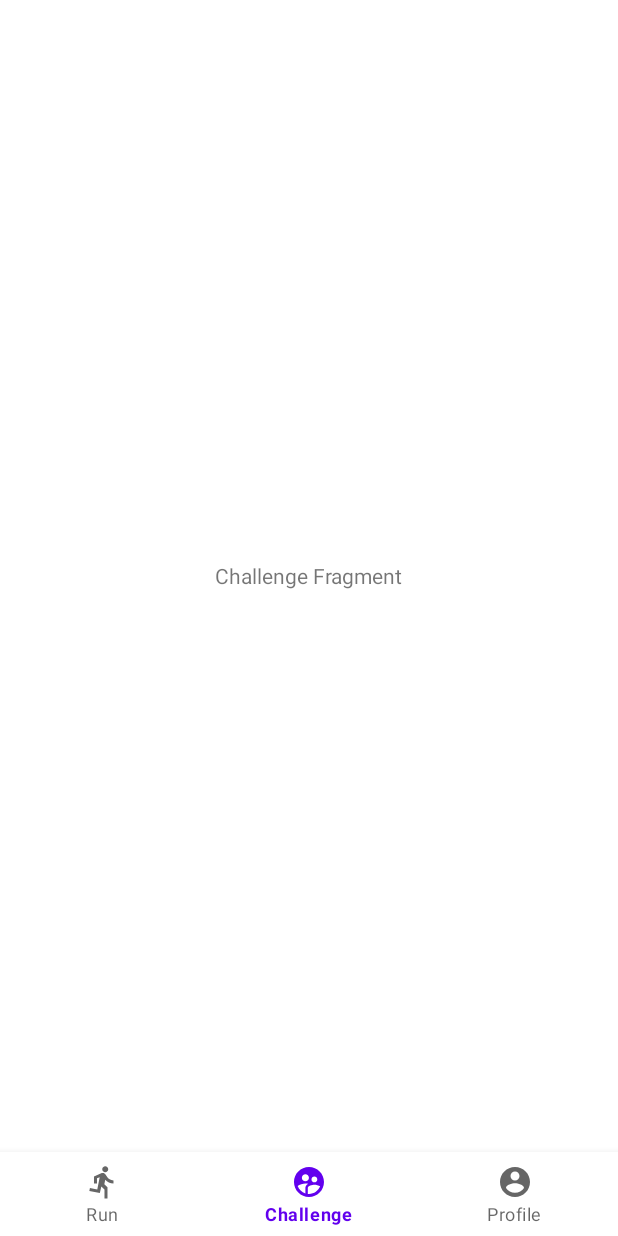
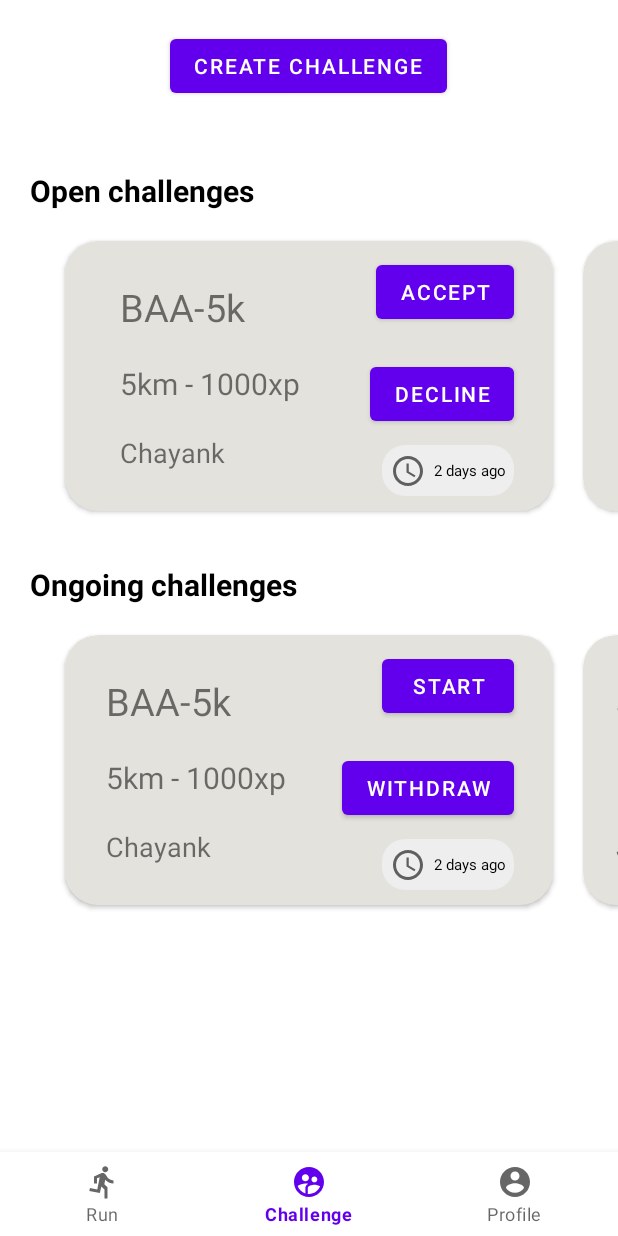
Before and after one commit to sheth-de/BurnIt, an Android app: the screen it shows after launch once a user with an empty profile is signed in (MainActivity), item 2 of the bottom bar chosen, on a phone screen of 412 x 824 dp. Run offline under Robolectric (Android 15) with nearby library versions, the phone set to English and light mode, and no system bars; our stand-ins replace Firebase (no records; nobody signed in at launch, a user with empty details on screens opened directly).

Commit message:
Challenge screen completed

```diff
--- /dev/null
+++ b/app/src/main/java/com/example/projectteam23mobiledev/Adapters/ChallengeCardAdapter.java
@@ -0,0 +1,104 @@
+package com.example.projectteam23mobiledev.Adapters;
+
+import android.content.Context;
+import android.view.LayoutInflater;
+import android.view.View;
+import android.view.ViewGroup;
+import android.widget.Button;
+import android.widget.TextView;
+import android.widget.Toast;
+
+import androidx.annotation.NonNull;
+import androidx.viewpager.widget.PagerAdapter;
+
+import com.example.projectteam23mobiledev.ChallengeFragment;
+import com.example.projectteam23mobiledev.Models.ChallengeCardModel;
+import com.example.projectteam23mobiledev.R;
+
+import java.util.ArrayList;
+
+public class ChallengeCardAdapter extends PagerAdapter {
+    //private Context context;
+    private ArrayList<ChallengeCardModel> modelArrayList;
+    private boolean isOpen;
+
+    public ChallengeCardAdapter(ChallengeFragment context, ArrayList<ChallengeCardModel> modelArrayList, boolean isOpen) {
+        //this.context = context;
+        this.isOpen = isOpen;
+        this.modelArrayList = modelArrayList;
+    }
+
+    @Override
+    public int getCount() {
+        return modelArrayList.size();
+    }
+
+    @Override
+    public boolean isViewFromObject(@NonNull View view, @NonNull Object object) {
+        return view.equals(object);
+    }
+
+    @NonNull
+    @Override
+    public Object instantiateItem(@NonNull ViewGroup container, int position) {
+
+        //inlate layout card_item
+        System.out.println(container);
+        View view;
+        if( isOpen) {
+            view = LayoutInflater.from(container.getContext()).inflate(R.layout.open_challenge_card_item, container, false);
+        } else {
+            view = LayoutInflater.from(container.getContext()).inflate(R.layout.ongoing_challenge_card_item, container, false);
+        }
+
+        //initialize the uid views
+        TextView ch_title = view.findViewById(R.id.txt_ch_title);
+        TextView ch_details = view.findViewById(R.id.txt_ch_details);
+        TextView ch_createdBy = view.findViewById(R.id.txt_ch_createdby);
+        TextView ch_time = view.findViewById(R.id.txt_ch_time);
+        Button btn_accpt = view.findViewById(R.id.btn_accpt);
+        Button btn_decline = view.findViewById(R.id.btn_decline);
+
+        //get data
+        ChallengeCardModel challengeCardModel = modelArrayList.get(position);
+        final String title = challengeCardModel.getTitle();
+        final String details = challengeCardModel.getDetails();
+        final String createdBy = challengeCardModel.getCreated_by();
+        final String time = challengeCardModel.getDate();
+
+
+        //set data
+        ch_title.setText(title);
+        ch_details.setText(details);
+        ch_createdBy.setText(createdBy);
+        ch_time.setText(time);
+
+        // handle accept click
+        btn_accpt.setOnClickListener(new View.OnClickListener() {
+            @Override
+            public void onClick(View view) {
+               // Toast.makeText(context, "Accepted challenge", Toast.LENGTH_SHORT).show();
+            }
+        });
+
+
+        //handle decline click
+        btn_decline.setOnClickListener(new View.OnClickListener() {
+            @Override
+            public void onClick(View view) {
+                //Toast.makeText(context, "Declined challenge", Toast.LENGTH_SHORT).show();
+            }
+        });
+
+
+        //add view to container
+        container.addView(view, position);
+
+        return view;
+    }
+
+    @Override
+    public void destroyItem(@NonNull ViewGroup container, int position, @NonNull Object object) {
+        container.removeView((View) object);
+    }
+}
--- a/app/src/main/java/com/example/projectteam23mobiledev/ChallengeFragment.java
+++ b/app/src/main/java/com/example/projectteam23mobiledev/ChallengeFragment.java
@@ -3,17 +3,86 @@ package com.example.projectteam23mobiledev;
 import android.os.Bundle;
 
 import androidx.fragment.app.Fragment;
+import androidx.viewpager.widget.ViewPager;
 
 import android.view.LayoutInflater;
 import android.view.View;
 import android.view.ViewGroup;
 
+import com.example.projectteam23mobiledev.Adapters.ChallengeCardAdapter;
+import com.example.projectteam23mobiledev.Models.ChallengeCardModel;
+
+import java.util.ArrayList;
+
 public class ChallengeFragment extends Fragment {
+
+    private ViewPager openChViewPager;
+    private ViewPager ongoingChViewPager;
+    private ArrayList<ChallengeCardModel> modelArrayList;
+    private ArrayList<ChallengeCardModel> ongoingModelArrayList;
+    private ChallengeCardAdapter challengeCardAdapter;
+    private ChallengeCardAdapter onGoingChallengeCardAdapter;
 
     @Override
     public View onCreateView(LayoutInflater inflater, ViewGroup container,
                              Bundle savedInstanceState) {
-        // Inflate the layout for this fragment
-        return inflater.inflate(R.layout.fragment_challenge, container, false);
+
+        View view = inflater.inflate(R.layout.fragment_challenge, container, false);
+
+
+        openChViewPager = view.findViewById(R.id.vp_open_ch);
+        loadOpenCards();
+        openChViewPager.addOnPageChangeListener(new ViewPager.OnPageChangeListener() {
+            @Override
+            public void onPageScrolled(int position, float positionOffset, int positionOffsetPixels) {
+
+            }
+
+            @Override
+            public void onPageSelected(int position) {
+
+            }
+
+            @Override
+            public void onPageScrollStateChanged(int state) {
+
+            }
+        });
+
+
+        ongoingChViewPager = view.findViewById(R.id.vp_ongoing_ch);
+        loadOngoingCards();
+
+        return view;
+    }
+
+    private void loadOngoingCards() {
+        ongoingModelArrayList = new ArrayList<>();
+
+        ongoingModelArrayList.add(new ChallengeCardModel("BAA-5k","5km - 1000xp", "2 days ago", "Chayank"));
+        ongoingModelArrayList.add(new ChallengeCardModel("SAA-10k","10km - 1000xp", "2 days ago", "John"));
+        ongoingModelArrayList.add(new ChallengeCardModel("BAE-5k","5km - 1000xp", "2 days ago", "Grisham"));
+        ongoingModelArrayList.add(new ChallengeCardModel("BAt-5k","5km - 1000xp", "2 days ago", "Krsna"));
+
+        onGoingChallengeCardAdapter = new ChallengeCardAdapter(this, ongoingModelArrayList, false);
+
+        ongoingChViewPager.setAdapter(onGoingChallengeCardAdapter);
+
+        ongoingChViewPager.setPadding(50, 0, 50, 0);
+    }
+
+    private void loadOpenCards() {
+        modelArrayList = new ArrayList<>();
+
+        modelArrayList.add(new ChallengeCardModel("BAA-5k","5km - 1000xp", "2 days ago", "Chayank"));
+        modelArrayList.add(new ChallengeCardModel("SAA-10k","10km - 1000xp", "2 days ago", "John"));
+        modelArrayList.add(new ChallengeCardModel("BAE-5k","5km - 1000xp", "2 days ago", "Grisham"));
+        modelArrayList.add(new ChallengeCardModel("BAt-5k","5km - 1000xp", "2 days ago", "Krsna"));
+
+        challengeCardAdapter = new ChallengeCardAdapter(this, modelArrayList, true);
+
+        openChViewPager.setAdapter(challengeCardAdapter);
+
+        openChViewPager.setPadding(50, 0, 50, 0);
     }
 }
--- a/app/src/main/java/com/example/projectteam23mobiledev/MainActivity.java
+++ b/app/src/main/java/com/example/projectteam23mobiledev/MainActivity.java
@@ -41,7 +41,7 @@ public class MainActivity extends AppCompatActivity {
 
 
         bottomNavigationView = findViewById(R.id.bottom_navigation);
-        getSupportFragmentManager().beginTransaction().replace(R.id.container, runFragment).commit();
+        getSupportFragmentManager().beginTransaction().replace(R.id.container, challengeFragment).commit();
 
 //        BadgeDrawable badgeDrawable = bottomNavigationView.getOrCreateBadge(R.id.profile);
 //        badgeDrawable.setVisible(true);
--- /dev/null
+++ b/app/src/main/java/com/example/projectteam23mobiledev/Models/ChallengeCardModel.java
@@ -0,0 +1,45 @@
+package com.example.projectteam23mobiledev.Models;
+
+public class ChallengeCardModel {
+
+    String title, details, date, created_by;
+
+    public ChallengeCardModel(String title, String details, String date, String created_by) {
+        this.title = title;
+        this.details = details;
+        this.date = date;
+        this.created_by = created_by;
+    }
+
+    public String getTitle() {
+        return title;
+    }
+
+    public void setTitle(String title) {
+        this.title = title;
+    }
+
+    public String getDetails() {
+        return details;
+    }
+
+    public void setDetails(String details) {
+        this.details = details;
+    }
+
+    public String getDate() {
+        return date;
+    }
+
+    public void setDate(String date) {
+        this.date = date;
+    }
+
+    public String getCreated_by() {
+        return created_by;
+    }
+
+    public void setCreated_by(String created_by) {
+        this.created_by = created_by;
+    }
+}
--- /dev/null
+++ b/app/src/main/res/drawable/ic_time.xml
@@ -0,0 +1,13 @@
+<vector xmlns:android="http://schemas.android.com/apk/res/android"
+    android:width="24dp"
+    android:height="24dp"
+    android:viewportWidth="24"
+    android:viewportHeight="24"
+    android:tint="?attr/colorControlNormal">
+  <path
+      android:fillColor="@android:color/white"
+      android:pathData="M11.99,2C6.47,2 2,6.48 2,12s4.47,10 9.99,10C17.52,22 22,17.52 22,12S17.52,2 11.99,2zM12,20c-4.42,0 -8,-3.58 -8,-8s3.58,-8 8,-8 8,3.58 8,8 -3.58,8 -8,8z"/>
+  <path
+      android:fillColor="@android:color/white"
+      android:pathData="M12.5,7H11v6l5.25,3.15 0.75,-1.23 -4.5,-2.67z"/>
+</vector>
--- /dev/null
+++ b/app/src/main/res/drawable/shape_rect.xml
@@ -0,0 +1,10 @@
+<?xml version="1.0" encoding="utf-8"?>
+<shape xmlns:android="http://schemas.android.com/apk/res/android"
+    android:shape="rectangle">
+
+    <solid android:color="#eee"/>
+
+
+    <corners android:radius="15dp"/>
+
+</shape>
--- a/app/src/main/res/layout/activity_login.xml
+++ b/app/src/main/res/layout/activity_login.xml
@@ -38,7 +38,7 @@
         android:layout_width="wrap_content"
         android:layout_height="wrap_content"
         android:layout_marginTop="156dp"
-        android:text="Enter email to chat!"
+        android:text="Enter email to Run!"
         android:textColor="@color/black"
         android:textSize="24sp"
         android:textStyle="bold"
--- a/app/src/main/res/layout/fragment_challenge.xml
+++ b/app/src/main/res/layout/fragment_challenge.xml
@@ -1,15 +1,62 @@
 <?xml version="1.0" encoding="utf-8"?>
-<RelativeLayout xmlns:android="http://schemas.android.com/apk/res/android"
+<ScrollView xmlns:android="http://schemas.android.com/apk/res/android"
+    xmlns:app="http://schemas.android.com/apk/res-auto"
     xmlns:tools="http://schemas.android.com/tools"
     android:layout_width="match_parent"
     android:layout_height="match_parent"
     tools:context=".ChallengeFragment">
 
-    <!-- TODO: Update blank fragment layout -->
-    <TextView
-        android:layout_width="wrap_content"
-        android:layout_height="wrap_content"
-        android:layout_centerInParent="true"
-        android:text="Challenge Fragment" />
+        <LinearLayout
+            android:layout_width="wrap_content"
+            android:layout_height="wrap_content"
+            android:orientation="vertical">
 
-</RelativeLayout>
+            <Button
+                android:id="@+id/button"
+                android:layout_width="wrap_content"
+                android:layout_height="wrap_content"
+                android:text="Create Challenge"
+                android:layout_margin="20dp"
+                android:layout_gravity="center"/>
+
+            <TextView
+                android:layout_width="wrap_content"
+                android:layout_height="wrap_content"
+                android:layout_gravity="left"
+                android:text="Open challenges"
+                android:layout_marginLeft="20dp"
+                android:layout_marginTop="25dp"
+                android:layout_marginBottom="10dp"
+                android:textStyle="bold"
+                android:textColor="#000"
+                android:textSize="20sp" />
+
+            <androidx.viewpager.widget.ViewPager
+                android:id="@+id/vp_open_ch"
+                android:layout_width="wrap_content"
+                android:layout_height="200dp"
+                android:clipToPadding="false"
+                android:foregroundGravity="center"
+                android:overScrollMode="never" />
+
+            <TextView
+                android:layout_width="wrap_content"
+                android:layout_height="wrap_content"
+                android:layout_gravity="left"
+                android:text="Ongoing challenges"
+                android:textStyle="bold"
+                android:textColor="#000"
+                android:textSize="20sp"
+                android:layout_marginTop="25dp"
+                android:layout_marginBottom="10dp"
+                android:layout_marginLeft="20dp"/>
+
+            <androidx.viewpager.widget.ViewPager
+                android:id="@+id/vp_ongoing_ch"
+                android:layout_width="wrap_content"
+                android:layout_height="200dp"
+                android:clipToPadding="false"
+                android:foregroundGravity="center"
+                android:overScrollMode="never" />
+        </LinearLayout>
+</ScrollView>
--- /dev/null
+++ b/app/src/main/res/layout/ongoing_challenge_card_item.xml
@@ -0,0 +1,117 @@
+<?xml version="1.0" encoding="utf-8"?>
+<LinearLayout xmlns:android="http://schemas.android.com/apk/res/android"
+    xmlns:tools="http://schemas.android.com/tools"
+    android:layout_width="match_parent"
+    android:layout_height="match_parent"
+    xmlns:app="http://schemas.android.com/apk/res-auto"
+    android:orientation="vertical">
+
+    <androidx.cardview.widget.CardView
+        android:layout_width="match_parent"
+        android:layout_height="wrap_content"
+        android:layout_margin="10dp"
+        app:cardBackgroundColor="#E4E2DC"
+        app:cardCornerRadius="22dp">
+
+        <LinearLayout
+            android:layout_width="match_parent"
+            android:layout_height="wrap_content"
+            android:orientation="vertical">
+
+            <androidx.constraintlayout.widget.ConstraintLayout
+                android:layout_width="match_parent"
+                android:layout_height="wrap_content"
+                android:orientation="horizontal">
+
+                <LinearLayout
+                    android:layout_width="wrap_content"
+                    android:layout_height="match_parent"
+                    android:orientation="vertical"
+                    app:layout_constraintBottom_toBottomOf="parent"
+                    app:layout_constraintEnd_toStartOf="@+id/linearLayout"
+                    app:layout_constraintStart_toStartOf="parent"
+                    app:layout_constraintTop_toTopOf="parent">
+
+                    <TextView
+                        android:id="@+id/txt_ch_title"
+                        android:layout_width="wrap_content"
+                        android:layout_height="wrap_content"
+                        android:layout_margin="10dp"
+                        android:text="Challenge Title"
+                        android:textSize="25sp" />
+
+                    <TextView
+                        android:id="@+id/txt_ch_details"
+                        android:layout_width="wrap_content"
+                        android:layout_height="wrap_content"
+                        android:layout_margin="10dp"
+                        android:text="Challenge details"
+
+                        android:textSize="20sp" />
+
+                    <TextView
+                        android:id="@+id/txt_ch_createdby"
+                        android:layout_width="wrap_content"
+                        android:layout_height="wrap_content"
+                        android:layout_margin="10dp"
+
+                        android:text="Created By:"
+                        android:textSize="18sp" />
+                </LinearLayout>
+
+                <LinearLayout
+                    android:id="@+id/linearLayout"
+                    android:layout_width="wrap_content"
+                    android:layout_height="wrap_content"
+                    android:layout_marginEnd="16dp"
+                    android:orientation="vertical"
+                    app:layout_constraintBottom_toBottomOf="parent"
+                    app:layout_constraintEnd_toEndOf="parent"
+                    app:layout_constraintTop_toTopOf="parent"
+                    app:layout_constraintVertical_bias="0.0">
+
+                    <Button
+                        android:id="@+id/btn_accpt"
+                        android:layout_width="wrap_content"
+                        android:layout_height="wrap_content"
+                        android:layout_gravity="right"
+                        android:layout_margin="10dp"
+                        android:text="Start" />
+
+
+                    <Button
+                        android:id="@+id/btn_decline"
+                        android:layout_width="wrap_content"
+                        android:layout_height="wrap_content"
+                        android:layout_gravity="right"
+                        android:layout_margin="10dp"
+                        android:text="Withdraw" />
+
+                    <TextView
+                        android:id="@+id/txt_ch_time"
+                        android:layout_width="wrap_content"
+                        android:layout_height="wrap_content"
+                        android:layout_gravity="end"
+                        android:layout_marginRight="10dp"
+                        android:layout_marginBottom="10dp"
+                        android:background="@drawable/shape_rect"
+                        android:drawableStart="@drawable/ic_time"
+                        android:drawableLeft="@drawable/ic_time"
+                        android:drawablePadding="5dp"
+                        android:gravity="center_vertical"
+                        android:padding="5dp"
+
+                        android:text="2 days ago"
+                        android:textColor="#000"
+                        android:textSize="10dp" />
+                </LinearLayout>
+
+            </androidx.constraintlayout.widget.ConstraintLayout>
+
+
+        </LinearLayout>
+
+
+    </androidx.cardview.widget.CardView>
+
+</LinearLayout>
--- /dev/null
+++ b/app/src/main/res/layout/open_challenge_card_item.xml
@@ -0,0 +1,125 @@
+<?xml version="1.0" encoding="utf-8"?>
+<LinearLayout xmlns:android="http://schemas.android.com/apk/res/android"
+    xmlns:tools="http://schemas.android.com/tools"
+    android:layout_width="match_parent"
+    android:layout_height="match_parent"
+    xmlns:app="http://schemas.android.com/apk/res-auto"
+    android:orientation="vertical">
+
+    <androidx.cardview.widget.CardView
+        android:layout_width="match_parent"
+        android:layout_height="wrap_content"
+        android:layout_margin="10dp"
+        app:cardBackgroundColor="#E4E2DC"
+        app:cardCornerRadius="22dp">
+
+        <LinearLayout
+            android:layout_width="match_parent"
+            android:layout_height="wrap_content"
+            android:orientation="vertical">
+
+            <androidx.constraintlayout.widget.ConstraintLayout
+                android:layout_width="match_parent"
+                android:layout_height="wrap_content"
+                android:orientation="horizontal">
+
+                <LinearLayout
+                    android:layout_width="wrap_content"
+                    android:layout_height="match_parent"
+                    android:orientation="vertical"
+                    app:layout_constraintBottom_toBottomOf="parent"
+                    app:layout_constraintEnd_toStartOf="@+id/linearLayout"
+                    app:layout_constraintStart_toStartOf="parent"
+                    app:layout_constraintTop_toTopOf="parent">
+
+                    <TextView
+                        android:id="@+id/txt_ch_title"
+                        android:layout_width="wrap_content"
+                        android:layout_height="wrap_content"
+                        android:layout_margin="10dp"
+                        android:text="Challenge Title"
+                        android:textSize="25sp" />
+
+                    <TextView
+                        android:id="@+id/txt_ch_details"
+                        android:layout_width="wrap_content"
+                        android:layout_height="wrap_content"
+                        android:layout_margin="10dp"
+                        android:text="Challenge details"
+
+                        android:textSize="20sp" />
+
+                    <TextView
+                        android:id="@+id/txt_ch_createdby"
+                        android:layout_width="wrap_content"
+                        android:layout_height="wrap_content"
+                        android:layout_margin="10dp"
+
+                        android:text="Created By:"
+                        android:textSize="18sp" />
+                </LinearLayout>
+
+                <LinearLayout
+                    android:id="@+id/linearLayout"
+                    android:layout_width="wrap_content"
+                    android:layout_height="wrap_content"
+                    android:layout_marginEnd="16dp"
+                    android:orientation="vertical"
+                    app:layout_constraintBottom_toBottomOf="parent"
+                    app:layout_constraintEnd_toEndOf="parent"
+                    app:layout_constraintTop_toTopOf="parent"
+                    app:layout_constraintVertical_bias="0.0">
+
+                    <Button
+                        android:id="@+id/btn_accpt"
+                        android:layout_width="wrap_content"
+                        android:layout_height="wrap_content"
+                        android:layout_gravity="right"
+                        android:layout_margin="10dp"
+                        android:text="Accept" />
+
+
+                    <Button
+                        android:id="@+id/btn_decline"
+                        android:layout_width="wrap_content"
+                        android:layout_height="wrap_content"
+                        android:layout_gravity="right"
+                        android:layout_margin="10dp"
+                        android:text="Decline" />
+
+                    <TextView
+                        android:id="@+id/txt_ch_time"
+                        android:layout_width="wrap_content"
+                        android:layout_height="wrap_content"
+                        android:layout_gravity="end"
+                        android:layout_marginRight="10dp"
+                        android:layout_marginBottom="10dp"
+                        android:background="@drawable/shape_rect"
+                        android:drawableStart="@drawable/ic_time"
+                        android:drawableLeft="@drawable/ic_time"
+                        android:drawablePadding="5dp"
+                        android:gravity="center_vertical"
+                        android:padding="5dp"
+
+                        android:text="2 days ago"
+                        android:textColor="#000"
+                        android:textSize="10dp" />
+                </LinearLayout>
+
+            </androidx.constraintlayout.widget.ConstraintLayout>
+
+
+
+
+
+
+
+
+        </LinearLayout>
+
+
+
+
+    </androidx.cardview.widget.CardView>
+
+</LinearLayout>
```
